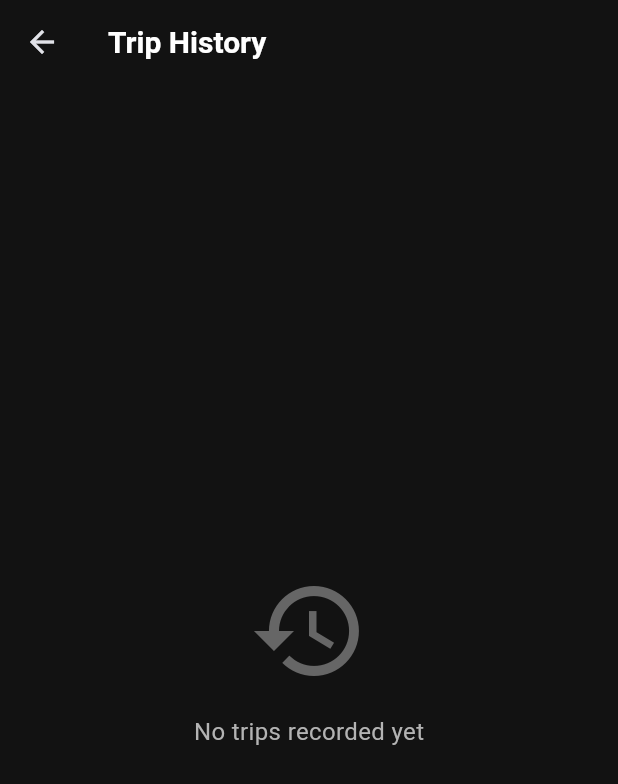
After one commit to thanseer02/drive_replay, a Flutter app: the DashboardScreen screen opened by its route, after a tap on the "history" icon, on a phone screen of 412 x 824 dp. The commit adds this screen. Shown: the top 784 px of the screen. Run offline on Flutter 3.47's test engine with Material 3 defaults, Android fonts, the phone set to English and light mode, and no system bars; our stand-ins replace equatable, flutter_map, flutter_screenutil, geolocator, go_router, hive and 5 more; accounts and stored records are empty.

Commit message:
feat: implement trip history, export functionality, and required location permissions

```diff
--- a/lib/features/dashboard/view/dashboard_screen.dart
+++ b/lib/features/dashboard/view/dashboard_screen.dart
@@ -16,6 +16,16 @@ class DashboardScreen extends StatelessWidget {
         title: Text('Drive Replay', style: AppStyles.tsS20W600CFFFFFF),
         backgroundColor: AppColors.background,
         elevation: 0,
+        actions: [
+          IconButton(
+            icon: const Icon(Icons.history, color: AppColors.white),
+            onPressed: () => context.push('/history'),
+          ),
+          IconButton(
+            icon: const Icon(Icons.settings, color: AppColors.white),
+            onPressed: () => context.push('/settings'),
+          ),
+        ],
       ),
       body: SafeArea(
         child: Padding(
--- /dev/null
+++ b/lib/features/history/view/history_screen.dart
@@ -0,0 +1,133 @@
+import 'package:flutter/material.dart';
+import 'package:flutter_screenutil/flutter_screenutil.dart';
+import 'package:provider/provider.dart';
+import 'package:intl/intl.dart';
+import '../../../utils/colors.dart';
+import '../../../utils/styles.dart';
+import '../view_model/history_viewmodel.dart';
+import '../../trip_recording/model/trip_model.dart';
+
+class HistoryScreen extends StatefulWidget {
+  static const String routeName = '/history';
+
+  const HistoryScreen({super.key});
+
+  @override
+  State<HistoryScreen> createState() => _HistoryScreenState();
+}
+
+class _HistoryScreenState extends State<HistoryScreen> {
+  @override
+  void initState() {
+    super.initState();
+    WidgetsBinding.instance.addPostFrameCallback((_) {
+      context.read<HistoryViewModel>().loadTrips();
+    });
+  }
+
+  @override
+  Widget build(BuildContext context) {
+    final viewModel = context.watch<HistoryViewModel>();
+
+    return Scaffold(
+      appBar: AppBar(
+        title: Text('Trip History', style: AppStyles.tsS20W600CFFFFFF),
+        backgroundColor: AppColors.background,
+        elevation: 0,
+      ),
+      body: viewModel.isLoading
+          ? const Center(child: CircularProgressIndicator(color: AppColors.primary))
+          : viewModel.trips.isEmpty
+              ? _buildEmptyState()
+              : _buildTripsList(viewModel.trips, viewModel),
+    );
+  }
+
+  Widget _buildEmptyState() {
+    return Center(
+      child: Column(
+        mainAxisAlignment: MainAxisAlignment.center,
+        children: [
+          Icon(Icons.history, size: 80.spMin, color: AppColors.textDisabled),
+          SizedBox(height: 16.spMin),
+          Text(
+            'No trips recorded yet',
+            style: AppStyles.tsS16W400CFFFFFF.copyWith(color: AppColors.textSecondary),
+          ),
+        ],
+      ),
+    );
+  }
+
+  Widget _buildTripsList(List<TripModel> trips, HistoryViewModel viewModel) {
+    return ListView.separated(
+      padding: EdgeInsets.all(16.spMin),
+      itemCount: trips.length,
+      separatorBuilder: (context, index) => SizedBox(height: 12.spMin),
+      itemBuilder: (context, index) {
+        final trip = trips[index];
+        final distanceKm = (trip.distanceInMeters / 1000).toStringAsFixed(1);
+        final dateStr = DateFormat('MMM d, yyyy • h:mm a').format(trip.startTime);
+
+        return Dismissible(
+          key: Key(trip.id),
+          direction: DismissDirection.endToStart,
+          background: Container(
+            alignment: Alignment.centerRight,
+            padding: EdgeInsets.only(right: 20.spMin),
+            decoration: BoxDecoration(
+              color: AppColors.error,
+              borderRadius: BorderRadius.circular(12.spMin),
+            ),
+            child: const Icon(Icons.delete, color: AppColors.white),
+          ),
+          onDismissed: (_) {
+            viewModel.deleteTrip(trip.id);
+          },
+          child: Container(
+            padding: EdgeInsets.all(16.spMin),
+            decoration: BoxDecoration(
+              color: AppColors.surfaceLight,
+              borderRadius: BorderRadius.circular(12.spMin),
+            ),
+            child: Row(
+              children: [
+                Container(
+                  width: 50.spMin,
+                  height: 50.spMin,
+                  decoration: BoxDecoration(
+                    color: AppColors.primary.withValues(alpha: 0.1),
+                    shape: BoxShape.circle,
+                  ),
+                  child: Center(
+                    child: Text(
+                      trip.score.toString(),
+                      style: TextStyle(
+                        fontSize: 18.spMin,
+                        fontWeight: FontWeight.bold,
+                        color: trip.score >= 90 ? AppColors.scoreExcellent : AppColors.scoreAverage,
+                      ),
+                    ),
+                  ),
+                ),
+                SizedBox(width: 16.spMin),
+                Expanded(
+                  child: Column(
+                    crossAxisAlignment: CrossAxisAlignment.start,
+                    children: [
+                      Text(dateStr, style: AppStyles.tsS16W600CFFFFFF),
+                      SizedBox(height: 4.spMin),
+                      Text('$distanceKm km • Max ${(trip.topSpeed * 3.6).toStringAsFixed(0)} km/h',
+                           style: AppStyles.tsS14W400CB3B3B3),
+                    ],
+                  ),
+                ),
+                Icon(Icons.chevron_right, color: AppColors.textSecondary),
+              ],
+            ),
+          ),
+        );
+      },
+    );
+  }
+}
--- /dev/null
+++ b/lib/features/history/view_model/history_viewmodel.dart
@@ -0,0 +1,28 @@
+import 'package:flutter/material.dart';
+import '../../../repositories/trip_repository.dart';
+import '../../trip_recording/model/trip_model.dart';
+
+class HistoryViewModel extends ChangeNotifier {
+  final TripRepository _repository = TripRepository.instance;
+
+  List<TripModel> _trips = [];
+  bool _isLoading = false;
+
+  List<TripModel> get trips => _trips;
+  bool get isLoading => _isLoading;
+
+  Future<void> loadTrips() async {
+    _isLoading = true;
+    notifyListeners();
+
+    _trips = await _repository.getAllTrips();
+
+    _isLoading = false;
+    notifyListeners();
+  }
+
+  Future<void> deleteTrip(String id) async {
+    await _repository.deleteTrip(id);
+    await loadTrips(); // Refresh the list
+  }
+}
--- /dev/null
+++ b/lib/features/reports/helpers/export_helper.dart
@@ -0,0 +1,39 @@
+import 'dart:io';
+
+import 'package:path_provider/path_provider.dart';
+import 'package:share_plus/share_plus.dart';
+import '../../../repositories/trip_repository.dart';
+
+class ExportHelper {
+  ExportHelper._();
+
+  static Future<void> exportTripsToCSV() async {
+    final trips = await TripRepository.instance.getAllTrips();
+
+    List<List<dynamic>> rows = [
+      ["Trip ID", "Start Time", "End Time", "Distance (m)", "Top Speed (m/s)", "Average Speed (m/s)", "Score"]
+    ];
+
+    for (var trip in trips) {
+      rows.add([
+        trip.id,
+        trip.startTime.toIso8601String(),
+        trip.endTime?.toIso8601String() ?? 'Ongoing',
+        trip.distanceInMeters,
+        trip.topSpeed,
+        trip.averageSpeed,
+        trip.score,
+      ]);
+    }
+
+    String csvData = rows.map((row) => row.join(',')).join('\n');
+
+    final directory = await getApplicationDocumentsDirectory();
+    final path = "${directory.path}/drive_replay_trips.csv";
+    final file = File(path);
+    await file.writeAsString(csvData);
+
+    // ignore: deprecated_member_use
+    await Share.shareXFiles([XFile(path)], text: 'My Drive Replay Trip Log');
+  }
+}
--- a/lib/features/trip_recording/model/trip_model.dart
+++ b/lib/features/trip_recording/model/trip_model.dart
@@ -1,12 +1,29 @@
 import 'package:equatable/equatable.dart';
+import 'package:hive/hive.dart';
 
+part 'trip_model.g.dart';
+
+@HiveType(typeId: 0)
 class TripModel extends Equatable {
+  @HiveField(0)
   final String id;
+
+  @HiveField(1)
   final DateTime startTime;
+
+  @HiveField(2)
   final DateTime? endTime;
+
+  @HiveField(3)
   final double distanceInMeters;
+
+  @HiveField(4)
   final double topSpeed;
+
+  @HiveField(5)
   final double averageSpeed;
+
+  @HiveField(6)
   final int score;
 
   const TripModel({
--- a/lib/features/trip_recording/view_model/trip_viewmodel.dart
+++ b/lib/features/trip_recording/view_model/trip_viewmodel.dart
@@ -3,6 +3,7 @@ import 'package:flutter/material.dart';
 import 'package:geolocator/geolocator.dart';
 import '../../../services/location_service.dart';
 import '../../../services/sensor_service.dart';
+import '../../../repositories/trip_repository.dart';
 import '../model/trip_model.dart';
 
 class TripViewModel extends ChangeNotifier {
@@ -58,7 +59,9 @@ class TripViewModel extends ChangeNotifier {
     _locationSub?.cancel();
     _sensorService.stopListening();
 
-    // TODO: Save trip to local Database (Hive)
+    if (_currentTrip != null) {
+      TripRepository.instance.saveTrip(_currentTrip!);
+    }
 
     notifyListeners();
   }
--- a/lib/main.dart
+++ b/lib/main.dart
@@ -8,6 +8,9 @@ import 'routes/routes.dart';
 import 'utils/colors.dart';
 
 import 'features/auth/view_model/auth_viewmodel.dart';
+import 'features/trip_recording/view_model/trip_viewmodel.dart';
+import 'features/history/view_model/history_viewmodel.dart';
+import 'features/trip_recording/model/trip_model.dart';
 
 void main() async {
   WidgetsFlutterBinding.ensureInitialized();
@@ -15,13 +18,15 @@ void main() async {
   // Initialize Hive
   await Hive.initFlutter(AppConfig.dbName);
 
-  // TODO: Register Hive Adapters here
-  // TODO: Open Hive Boxes here
+  Hive.registerAdapter(TripModelAdapter());
+  await Hive.openBox<TripModel>('trips_box');
 
   runApp(
     MultiProvider(
       providers: [
         ChangeNotifierProvider(create: (_) => AuthViewModel()),
+        ChangeNotifierProvider(create: (_) => TripViewModel()),
+        ChangeNotifierProvider(create: (_) => HistoryViewModel()),
       ],
       child: const DriveReplayApp(),
     ),
--- /dev/null
+++ b/lib/repositories/trip_repository.dart
@@ -0,0 +1,28 @@
+import 'package:hive/hive.dart';
+import '../features/trip_recording/model/trip_model.dart';
+
+class TripRepository {
+  static const String boxName = 'trips_box';
+
+  TripRepository._();
+
+  static final TripRepository instance = TripRepository._();
+
+  Future<void> saveTrip(TripModel trip) async {
+    final box = Hive.box<TripModel>(boxName);
+    await box.put(trip.id, trip);
+  }
+
+  Future<List<TripModel>> getAllTrips() async {
+    final box = Hive.box<TripModel>(boxName);
+    final trips = box.values.toList();
+    // Sort descending by start time (newest first)
+    trips.sort((a, b) => b.startTime.compareTo(a.startTime));
+    return trips;
+  }
+
+  Future<void> deleteTrip(String id) async {
+    final box = Hive.box<TripModel>(boxName);
+    await box.delete(id);
+  }
+}
--- a/lib/routes/routes.dart
+++ b/lib/routes/routes.dart
@@ -1,8 +1,12 @@
-import 'package:flutter/material.dart';
+import 'package:go_router/go_router.dart';
 import 'package:go_router/go_router.dart';
 import '../features/auth/view/splash_screen.dart';
 import '../features/auth/view/onboarding_screen.dart';
 import '../features/auth/view/login_screen.dart';
+import '../features/dashboard/view/dashboard_screen.dart';
+import '../features/trip_recording/view/live_drive_screen.dart';
+import '../features/history/view/history_screen.dart';
+import '../features/settings/view/settings_screen.dart';
 
 class AppRouter {
   AppRouter._();
@@ -25,14 +29,26 @@ class AppRouter {
         name: 'login',
         builder: (context, state) => const LoginScreen(),
       ),
-      // Placeholder for Dashboard
       GoRoute(
-        path: '/dashboard',
+        path: DashboardScreen.routeName,
         name: 'dashboard',
-        builder: (context, state) => const Scaffold(
-          body: Center(child: Text('Dashboard Placeholder')),
-        ),
-      )
+        builder: (context, state) => const DashboardScreen(),
+      ),
+      GoRoute(
+        path: LiveDriveScreen.routeName,
+        name: 'live_drive',
+        builder: (context, state) => const LiveDriveScreen(),
+      ),
+      GoRoute(
+        path: HistoryScreen.routeName,
+        name: 'history',
+        builder: (context, state) => const HistoryScreen(),
+      ),
+      GoRoute(
+        path: SettingsScreen.routeName,
+        name: 'settings',
+        builder: (context, state) => const SettingsScreen(),
+      ),
     ],
   );
 }
--- a/lib/services/location_service.dart
+++ b/lib/services/location_service.dart
@@ -22,7 +22,9 @@ class LocationService {
   Future<Position?> getCurrentPosition() async {
     try {
       return await Geolocator.getCurrentPosition(
-        desiredAccuracy: LocationAccuracy.bestForNavigation,
+        locationSettings: const LocationSettings(
+          accuracy: LocationAccuracy.bestForNavigation,
+        ),
       );
     } catch (e) {
       // TODO: Integrate LoggerHelper
--- a/lib/widgets/button_widgets.dart
+++ b/lib/widgets/button_widgets.dart
@@ -23,7 +23,7 @@ class PrimaryButton extends StatelessWidget {
       child: ElevatedButton(
         style: ElevatedButton.styleFrom(
           backgroundColor: AppColors.primary,
-          disabledBackgroundColor: AppColors.primary.withOpacity(0.5),
+          disabledBackgroundColor: AppColors.primary.withValues(alpha: 0.5),
           shape: RoundedRectangleBorder(
             borderRadius: BorderRadius.circular(12.spMin),
           ),
--- a/pubspec.yaml
+++ b/pubspec.yaml
@@ -47,6 +47,9 @@ dependencies:
   hive: ^2.2.3
   hive_flutter: ^1.1.0
   equatable: ^2.0.8
+  csv: ^8.0.0
+  share_plus: ^13.2.0
+  intl: ^0.20.3
 
 dev_dependencies:
   flutter_test:
```
Also changed, not shown: lib/features/settings/view/settings_screen.dart (added, +79 -0 lines), lib/features/trip_recording/view/live_drive_screen.dart (+4 -3 lines), lib/features/trip_recording/model/trip_model.g.dart (added), pubspec.lock.
